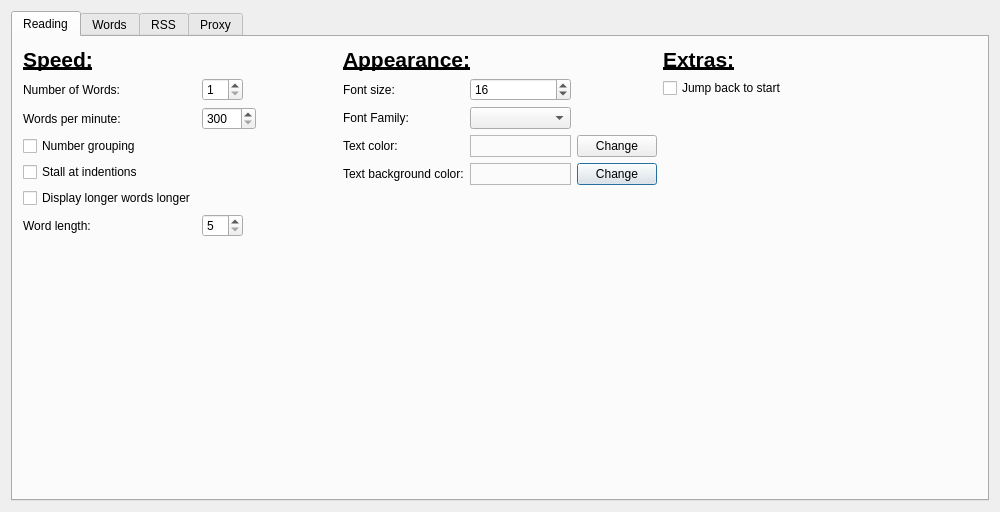
Old version of the form settingswindow.ui in the repository vanniktech/SpeedReader.
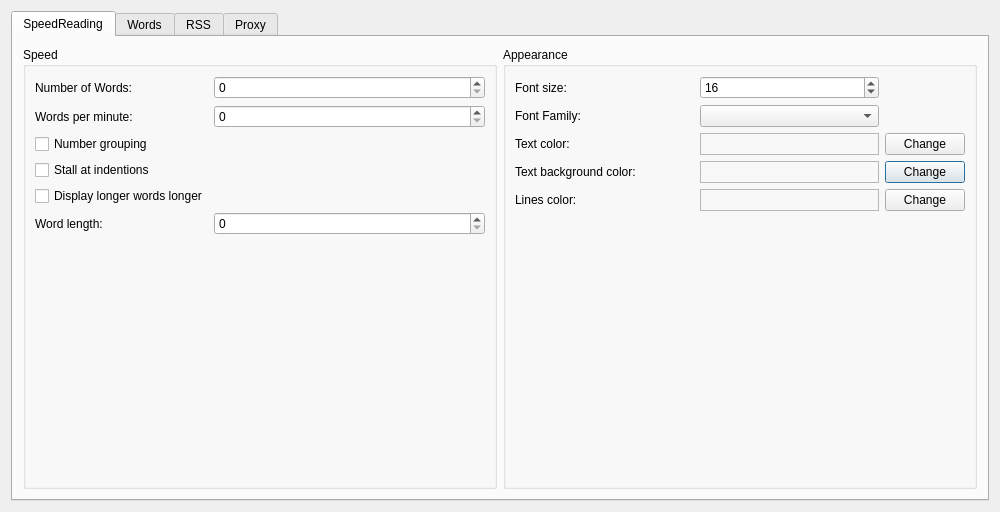
New version of the form.

Patch:
```diff
--- a/settingswindow.ui
+++ b/settingswindow.ui
@@ -45,7 +45,7 @@
        </sizepolicy>
       </property>
       <attribute name="title">
-       <string>Reading</string>
+       <string>SpeedReading</string>
       </attribute>
       <layout class="QHBoxLayout" name="horizontalLayout">
        <property name="leftMargin">
@@ -61,29 +61,29 @@
         <number>10</number>
        </property>
        <item>
-        <layout class="QFormLayout" name="speedFormLayout">
-         <property name="fieldGrowthPolicy">
-          <enum>QFormLayout::FieldsStayAtSizeHint</enum>
+        <widget class="QGroupBox" name="speedGroupBox">
+         <property name="title">
+          <string>Speed</string>
          </property>
-         <property name="labelAlignment">
-          <set>Qt::AlignLeading|Qt::AlignLeft|Qt::AlignTop</set>
-         </property>
-         <property name="formAlignment">
-          <set>Qt::AlignLeading|Qt::AlignLeft|Qt::AlignTop</set>
-         </property>
-         <property name="leftMargin">
-          <number>0</number>
-         </property>
-         <property name="topMargin">
-          <number>0</number>
-         </property>
-         <property name="rightMargin">
-          <number>0</number>
-         </property>
-         <property name="bottomMargin">
-          <number>0</number>
-         </property>
-         <item row="3" column="0">
+         <layout class="QFormLayout" name="formLayout_3">
+          <item row="0" column="0">
+           <widget class="QLabel" name="numberOfWordsLabel">
+            <property name="text">
+             <string>Number of Words:</string>
+            </property>
+           </widget>
+          </item>
+          <item row="0" column="1">
+           <widget class="QSpinBox" name="numberOfWordsSpinBox"/>
+          </item>
+          <item row="1" column="0">
+           <widget class="QLabel" name="wordsPerMinuteLabel">
+            <property name="text">
+             <string>Words per minute:</string>
+            </property>
+           </widget>
+          </item>
+          <item row="2" column="0">
           <widget class="QCheckBox" name="numberGroupingCheckBox">
            <property name="toolTip">
             <string>&lt;html&gt;&lt;head/&gt;&lt;body&gt;&lt;p&gt;If selected it tries not to split numbers, such as &quot;10 000&quot; into &quot;10&quot; and &quot;000&quot;. It'll remain as &quot;10 000&quot;.&lt;/p&gt;&lt;/body&gt;&lt;/html&gt;</string>
@@ -93,7 +93,7 @@
            </property>
           </widget>
          </item>
-         <item row="5" column="0">
+          <item row="3" column="0">
           <widget class="QCheckBox" name="stallAtIndentionsCheckBox">
            <property name="toolTip">
             <string>&lt;html&gt;&lt;head/&gt;&lt;body&gt;&lt;p&gt;If an indention occurs, the reading will be stalled for a moment.&lt;/p&gt;&lt;/body&gt;&lt;/html&gt;</string>
@@ -103,14 +103,17 @@
            </property>
           </widget>
          </item>
-         <item row="6" column="0">
+          <item row="4" column="0">
           <widget class="QCheckBox" name="displayLongerWordsCheckBox">
            <property name="text">
             <string>Display longer words longer</string>
            </property>
           </widget>
          </item>
-         <item row="7" column="0">
+          <item row="1" column="1">
+           <widget class="QSpinBox" name="wordsPerMinuteSpinBox"/>
+          </item>
+          <item row="5" column="0">
           <widget class="QLabel" name="wordLengthLabel">
            <property name="toolTip">
             <string>&lt;html&gt;&lt;head/&gt;&lt;body&gt;&lt;p&gt;Words longer than the given length, will be displayed longer.&lt;/p&gt;&lt;/body&gt;&lt;/html&gt;</string>
@@ -120,101 +123,26 @@
            </property>
           </widget>
          </item>
-         <item row="7" column="1">
-          <widget class="QSpinBox" name="wordLengthSpinBox">
-           <property name="minimum">
-            <number>5</number>
-           </property>
-           <property name="maximum">
-            <number>20</number>
-           </property>
-          </widget>
-         </item>
-         <item row="0" column="0">
-          <widget class="QLabel" name="speedLabel">
-           <property name="font">
-            <font>
-             <pointsize>16</pointsize>
-             <weight>75</weight>
-             <bold>true</bold>
-             <underline>true</underline>
-            </font>
-           </property>
-           <property name="text">
-            <string>Speed:</string>
-           </property>
-          </widget>
-         </item>
-         <item row="2" column="0">
-          <widget class="QLabel" name="wordsPerMinuteLabel">
-           <property name="text">
-            <string>Words per minute:</string>
-           </property>
-          </widget>
-         </item>
-         <item row="2" column="1">
-          <widget class="QSpinBox" name="wordsPerMinuteSpinBox">
-           <property name="minimum">
-            <number>300</number>
-           </property>
-           <property name="maximum">
-            <number>3000</number>
-           </property>
-          </widget>
-         </item>
-         <item row="1" column="0">
-          <widget class="QLabel" name="numberOfWordsLabel">
-           <property name="text">
-            <string>Number of Words:</string>
-           </property>
-          </widget>
-         </item>
-         <item row="1" column="1">
-          <widget class="QSpinBox" name="numberOfWordsSpinBox">
-           <property name="minimum">
-            <number>1</number>
-           </property>
-           <property name="maximum">
-            <number>10</number>
-           </property>
-          </widget>
-         </item>
-        </layout>
+          <item row="5" column="1">
+           <widget class="QSpinBox" name="wordLengthSpinBox"/>
+          </item>
+         </layout>
+        </widget>
        </item>
        <item>
-        <layout class="QGridLayout" name="appearanceGridLayout">
-         <item row="0" column="0" colspan="3">
-          <widget class="QLabel" name="appearanceLabel">
-           <property name="sizePolicy">
-            <sizepolicy hsizetype="Fixed" vsizetype="Fixed">
-             <horstretch>0</horstretch>
-             <verstretch>0</verstretch>
-            </sizepolicy>
-           </property>
-           <property name="font">
-            <font>
-             <pointsize>16</pointsize>
-             <weight>75</weight>
-             <bold>true</bold>
-             <underline>true</underline>
-            </font>
-           </property>
-           <property name="text">
-            <string>Appearance:</string>
-           </property>
-          </widget>
-         </item>
-         <item row="2" column="0">
+        <widget class="QGroupBox" name="appearanceGroupBox">
+         <property name="title">
+          <string>Appearance</string>
+         </property>
+         <layout class="QGridLayout" name="gridLayout_2">
+          <item row="1" column="0">
           <widget class="QLabel" name="fontFamilyLabel">
            <property name="text">
             <string>Font Family:</string>
            </property>
           </widget>
          </item>
-         <item row="2" column="1">
-          <widget class="QComboBox" name="fontFamilyComboBox"/>
-         </item>
-         <item row="4" column="2">
+          <item row="3" column="2">
           <widget class="QPushButton" name="changeTextBackgroundColorPushButton">
            <property name="sizePolicy">
             <sizepolicy hsizetype="Fixed" vsizetype="Fixed">
@@ -227,37 +155,14 @@
            </property>
           </widget>
          </item>
-         <item row="1" column="1">
+          <item row="0" column="1">
           <widget class="QSpinBox" name="fontSizeSpinBox">
-           <property name="minimum">
-            <number>8</number>
-           </property>
-           <property name="maximum">
-            <number>100</number>
-           </property>
            <property name="value">
             <number>16</number>
            </property>
           </widget>
          </item>
-         <item row="1" column="0">
-          <widget class="QLabel" name="fontSizeLabel">
-           <property name="text">
-            <string>Font size:</string>
-           </property>
-           <property name="alignment">
-            <set>Qt::AlignLeading|Qt::AlignLeft|Qt::AlignVCenter</set>
-           </property>
-          </widget>
-         </item>
-         <item row="3" column="0">
-          <widget class="QLabel" name="textColorLabel">
-           <property name="text">
-            <string>Text color:</string>
-           </property>
-          </widget>
-         </item>
-         <item row="3" column="2">
+          <item row="2" column="2">
           <widget class="QPushButton" name="changeTextColorPushButton">
            <property name="sizePolicy">
             <sizepolicy hsizetype="Fixed" vsizetype="Fixed">
@@ -270,51 +175,62 @@
            </property>
           </widget>
          </item>
-         <item row="4" column="0">
+          <item row="4" column="1">
+           <widget class="QFrame" name="linesColorFrame">
+            <property name="frameShape">
+             <enum>QFrame::StyledPanel</enum>
+            </property>
+            <property name="frameShadow">
+             <enum>QFrame::Raised</enum>
+            </property>
+           </widget>
+          </item>
+          <item row="3" column="1">
+           <widget class="QFrame" name="textBackgroundColorFrame">
+            <property name="minimumSize">
+             <size>
+              <width>0</width>
+              <height>0</height>
+             </size>
+            </property>
+            <property name="frameShape">
+             <enum>QFrame::StyledPanel</enum>
+            </property>
+            <property name="frameShadow">
+             <enum>QFrame::Raised</enum>
+            </property>
+           </widget>
+          </item>
+          <item row="3" column="0">
           <widget class="QLabel" name="textBackgroundColorLabel">
            <property name="text">
             <string>Text background color:</string>
            </property>
           </widget>
          </item>
-         <item row="3" column="1">
-          <widget class="QFrame" name="textColorFrame">
-           <property name="sizePolicy">
-            <sizepolicy hsizetype="Preferred" vsizetype="Preferred">
-             <horstretch>0</horstretch>
-             <verstretch>0</verstretch>
-            </sizepolicy>
-           </property>
-           <property name="minimumSize">
-            <size>
-             <width>100</width>
-             <height>20</height>
-            </size>
-           </property>
-           <property name="frameShape">
-            <enum>QFrame::StyledPanel</enum>
-           </property>
-           <property name="frameShadow">
-            <enum>QFrame::Raised</enum>
-           </property>
-          </widget>
-         </item>
-         <item row="4" column="1">
-          <widget class="QFrame" name="textBackgroundColorFrame">
-           <property name="minimumSize">
-            <size>
-             <width>100</width>
-             <height>20</height>
-            </size>
-           </property>
-           <property name="frameShape">
-            <enum>QFrame::StyledPanel</enum>
-           </property>
-           <property name="frameShadow">
-            <enum>QFrame::Raised</enum>
-           </property>
-          </widget>
-         </item>
+          <item row="2" column="0">
+           <widget class="QLabel" name="textColorLabel">
+            <property name="toolTip">
+             <string>&lt;html&gt;&lt;head/&gt;&lt;body&gt;&lt;p&gt;Color of the displayed text&lt;/p&gt;&lt;/body&gt;&lt;/html&gt;</string>
+            </property>
+            <property name="text">
+             <string>Text color:</string>
+            </property>
+           </widget>
+          </item>
+          <item row="4" column="0">
+           <widget class="QLabel" name="linesColorLabel">
+            <property name="toolTip">
+             <string>&lt;html&gt;&lt;head/&gt;&lt;body&gt;&lt;p&gt;Color of the lines, which will be atop and below the displayed text&lt;/p&gt;&lt;/body&gt;&lt;/html&gt;</string>
+            </property>
+            <property name="text">
+             <string>Lines color:</string>
+            </property>
+           </widget>
+          </item>
+          <item row="1" column="1">
+           <widget class="QComboBox" name="fontFamilyComboBox"/>
+          </item>
          <item row="5" column="1">
           <spacer name="appearanceSpacer">
            <property name="orientation">
@@ -328,55 +244,44 @@
            </property>
           </spacer>
          </item>
-        </layout>
-       </item>
-       <item>
-        <layout class="QVBoxLayout" name="verticalLayout">
-         <item>
-          <widget class="QLabel" name="extrasLabel">
+          <item row="4" column="2">
+           <widget class="QPushButton" name="changeLinesColorPushButton">
+            <property name="text">
+             <string>Change</string>
+            </property>
+           </widget>
+          </item>
+          <item row="0" column="0">
+           <widget class="QLabel" name="fontSizeLabel">
+            <property name="text">
+             <string>Font size:</string>
+            </property>
+           </widget>
+          </item>
+          <item row="2" column="1">
+           <widget class="QFrame" name="textColorFrame">
            <property name="sizePolicy">
-            <sizepolicy hsizetype="Fixed" vsizetype="Fixed">
+             <sizepolicy hsizetype="Preferred" vsizetype="Preferred">
              <horstretch>0</horstretch>
              <verstretch>0</verstretch>
             </sizepolicy>
            </property>
-           <property name="font">
-            <font>
-             <pointsize>16</pointsize>
-             <weight>75</weight>
-             <bold>true</bold>
-             <underline>true</underline>
-            </font>
-           </property>
-           <property name="text">
-            <string>Extras:</string>
-           </property>
-          </widget>
-         </item>
-         <item>
-          <widget class="QCheckBox" name="jumpBackToStartCheckBox">
-           <property name="toolTip">
-            <string>&lt;html&gt;&lt;head/&gt;&lt;body&gt;&lt;p&gt;If this is enabled and you have finished reading your text, it will jump back to the start screen.&lt;/p&gt;&lt;/body&gt;&lt;/html&gt;</string>
-           </property>
-           <property name="text">
-            <string>Jump back to start</string>
-           </property>
-          </widget>
-         </item>
-         <item>
-          <spacer name="extrasSpacer">
-           <property name="orientation">
-            <enum>Qt::Vertical</enum>
-           </property>
-           <property name="sizeHint" stdset="0">
+            <property name="minimumSize">
             <size>
-             <width>20</width>
-             <height>40</height>
-            </size>
-           </property>
-          </spacer>
-         </item>
-        </layout>
+              <width>0</width>
+              <height>0</height>
+             </size>
+            </property>
+            <property name="frameShape">
+             <enum>QFrame::StyledPanel</enum>
+            </property>
+            <property name="frameShadow">
+             <enum>QFrame::Raised</enum>
+            </property>
+           </widget>
+          </item>
+         </layout>
+        </widget>
        </item>
       </layout>
      </widget>
```
Left out of the diff: 240 changed lines with no effect on the pictures. Lines whose indentation alone changed are shown as unchanged.
